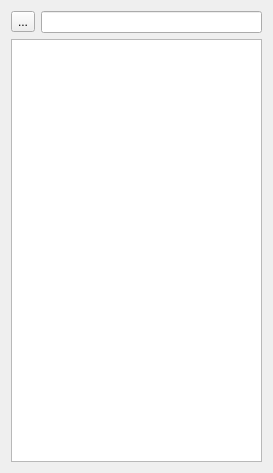
ewerybody/a2, file ui/a2ctrl/module_list.ui: the form before one commit.
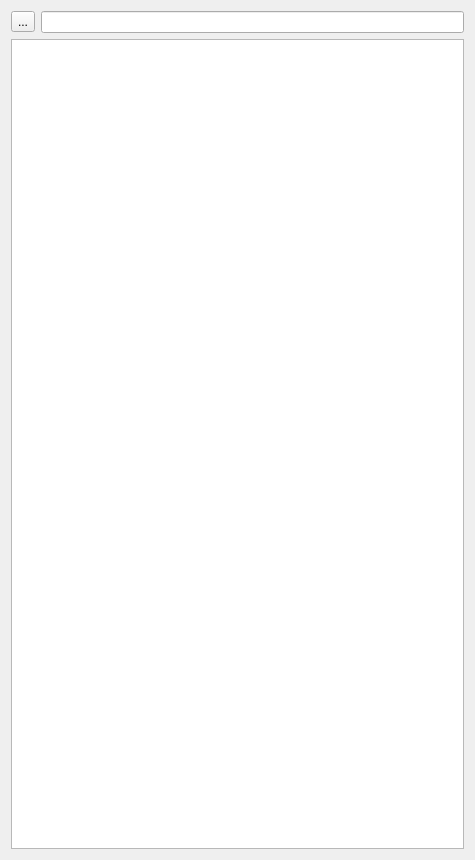
The form after the commit.

Commit message: wip #76 new module list widget in place

The edit to the form file:
```diff
--- a/ui/a2ctrl/module_list.ui
+++ b/ui/a2ctrl/module_list.ui
@@ -6,8 +6,8 @@
    <rect>
     <x>0</x>
     <y>0</y>
-    <width>273</width>
-    <height>473</height>
+    <width>475</width>
+    <height>860</height>
    </rect>
   </property>
   <property name="windowTitle">
@@ -29,16 +29,7 @@
     </layout>
    </item>
    <item>
-    <widget class="QTreeWidget" name="treeWidget">
-     <property name="headerHidden">
-      <bool>true</bool>
-     </property>
-     <column>
-      <property name="text">
-       <string notr="true">1</string>
-      </property>
-     </column>
-    </widget>
+    <widget class="QListWidget" name="list_widget"/>
    </item>
   </layout>
  </widget>
```
Left out of the diff: 6 changed lines with no effect on the pictures. The commit also changes 6 other files.
